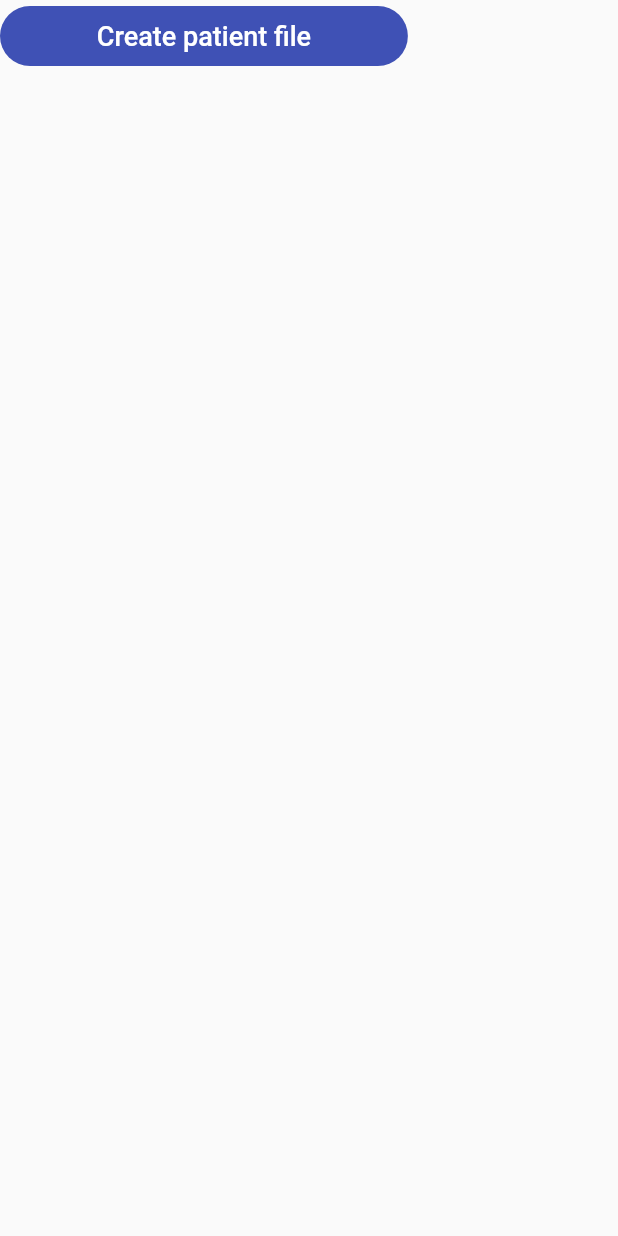
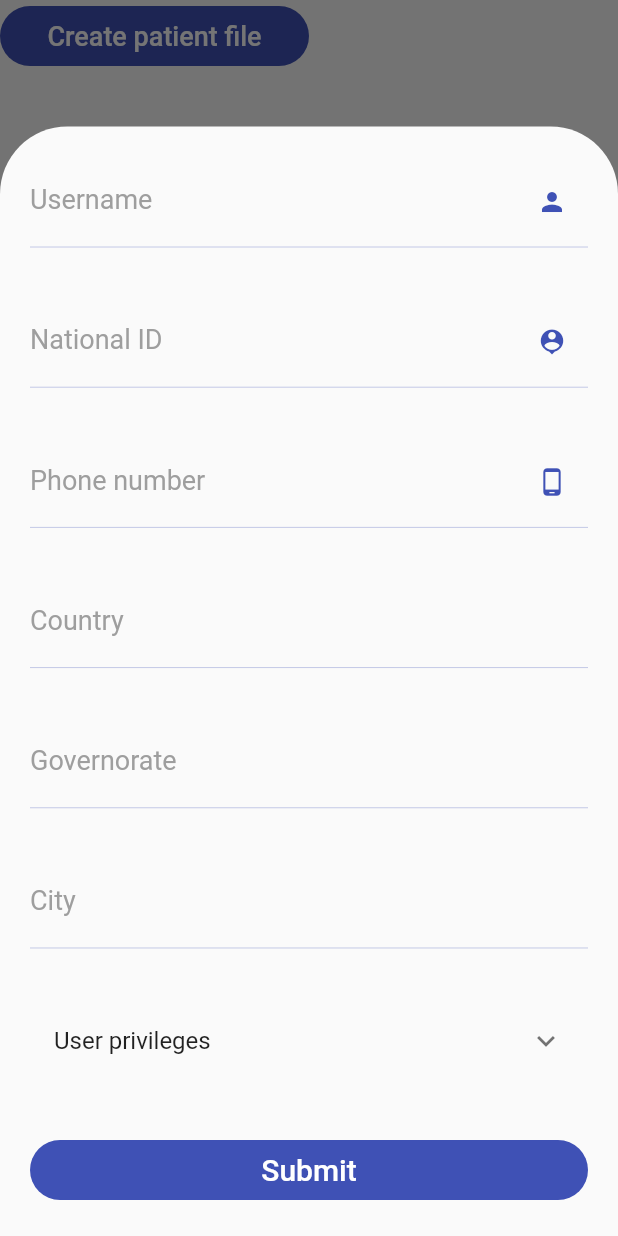
Before and after one commit to AbdullahOmaar/o_one_healthy, a Flutter app: the CustomButton widget shown alone on an empty page, opened directly, after a tap on "Create patient file", on a phone screen of 412 x 824 dp. Run offline on Flutter 3.47's test engine with Material 2 defaults, Android fonts, the phone set to English and light mode, and no system bars; our stand-ins replace easy_localization, firebase_core, firebase_database, flutter_riverpod; missing offline and left inert: search_page; accounts and stored records are empty.

Commit message:
implementing create user form

```diff
--- a/lib/common/custom_button.dart
+++ b/lib/common/custom_button.dart
@@ -1,11 +1,12 @@
+import 'package:app/common/widget_utils.dart';
 import 'package:flutter/material.dart';
 
-enum BtnWidth {oneThird ,twoThird , half , matchParent}
+enum CustomWidth {oneThird ,twoThird , half , matchParent}
 class CustomButton extends StatelessWidget {
   final String text;
   final VoidCallback onPressed ;
   final double fontSize;
-  final BtnWidth btnWidth;
+  final CustomWidth btnWidth;
   late double fullWidth;
   final IconData? icon;
   CustomButton({
@@ -21,7 +22,7 @@ class CustomButton extends StatelessWidget {
   Widget build(BuildContext context) {
      fullWidth =MediaQuery.of(context).size.width;
     return SizedBox(
-      width: getBtnWidth(),
+      width: getWidgetWidth(fullWidth,btnWidth),
       child: FilledButton(
         style: FilledButton.styleFrom(
           backgroundColor: Colors.indigo,
@@ -49,18 +50,5 @@ class CustomButton extends StatelessWidget {
       ),
     );
   }
-  double getBtnWidth(){
-    switch(btnWidth){
-      case BtnWidth.oneThird :
-        return fullWidth *0.33;
-      case BtnWidth.twoThird:
-        return fullWidth * 0.66;
-      case BtnWidth.half:
-        return fullWidth * 0.50;
-      case BtnWidth.matchParent:
-        return fullWidth ;
-      default :
-        return fullWidth;
-    }
-  }
+
 }
--- a/lib/common/custom_text_field/custom_text_field.dart
+++ b/lib/common/custom_text_field/custom_text_field.dart
@@ -1,4 +1,7 @@
 import 'package:flutter/material.dart';
+
+import '../custom_button.dart';
+import '../widget_utils.dart';
 
 class CustomTextField extends StatelessWidget {
   final TextEditingController controller;
@@ -6,15 +9,17 @@ class CustomTextField extends StatelessWidget {
   final Function? fieldSubmitted;
   final Function? validate;
   final String labelText;
-  final Function? onChanged;
+  final ValueChanged<String>? onChanged;
   final IconData? prefix;
   final Function? onTappedTextForm;
   final IconData? suffix;
   final bool isPassword;
+  late CustomWidth customWidth;
+  final Function? showPassword;
+  late double fullWidth;
 
-  final Function? showPassword;
 
-  const CustomTextField({
+  CustomTextField({
     Key? key,
     required this.controller,
     required this.inputType,
@@ -27,21 +32,27 @@ class CustomTextField extends StatelessWidget {
     this.suffix,
     required this.isPassword,
     this.showPassword,
+    this.customWidth =CustomWidth.matchParent,
   }) : super(key: key);
 
   @override
   Widget build(BuildContext context) {
-    return TextFormField(
+    fullWidth =MediaQuery.of(context).size.width;
+
+    return SizedBox(
+      width: getWidgetWidth(fullWidth,customWidth),
+      child: TextFormField(
         style: const TextStyle(color: Colors.grey),
         cursorColor: Colors.black,
         keyboardType: inputType,
         controller: controller,
+        onChanged: onChanged,
         validator: (String? value) {
-        validate!(value);
-        return null;
+          return validate!(value);
         },
         obscureText: isPassword,
         decoration: getInputDecoration(),
+      ),
     );
   }
 
--- a/lib/common/widget_utils.dart
+++ b/lib/common/widget_utils.dart
@@ -1,3 +1,4 @@
+import 'package:app/common/custom_button.dart';
 import 'package:flutter/cupertino.dart';
 import 'package:flutter/material.dart';
 import 'package:flutter_riverpod/flutter_riverpod.dart';
@@ -8,7 +9,7 @@ import '../screens/patients_files_search/view/patients_files_search.dart';
 import '../screens/patients_files_search/view_model/patients_files_search_view_model.dart';
 
 SizedBox getVerticalSpacerWidget(context) => SizedBox(
-      height: MediaQuery.of(context).size.height * 0.03,
+      height: MediaQuery.of(context).size.height * 0.04,
     );
 
 SearchPage<Patient> getSearchPage(WidgetRef ref, context,items) => SearchPage<Patient>(
@@ -41,3 +42,24 @@ SearchPage<Patient> getSearchPage(WidgetRef ref, context,items) => SearchPage<Pa
         patient: patient,
       ),
     );
+
+double getWidgetWidth(double fullWidth, CustomWidth customWidth){
+  switch(customWidth){
+    case CustomWidth.oneThird :
+      return fullWidth *0.33;
+    case CustomWidth.twoThird:
+      return fullWidth * 0.66;
+    case CustomWidth.half:
+      return fullWidth * 0.50;
+    case CustomWidth.matchParent:
+      return fullWidth ;
+    default :
+      return fullWidth;
+  }
+}
+Container getVerticalSpacerLine(double fullWidth, CustomWidth customWidth,Color color,double padding)=>Container(
+  padding: EdgeInsets.symmetric(horizontal: padding),
+  height: 1,
+  width: getWidgetWidth(fullWidth,customWidth),
+  color: color,
+);
--- /dev/null
+++ b/lib/screens/doctor_dashboard_screen/models/user_data_model.dart
@@ -0,0 +1,119 @@
+class User {
+   String name;
+   String phoneNumber;
+   String uid;
+  Address? address;
+  CreatedBy? createdBy;
+  Privileges privileges;
+
+  User({
+    required this.name,
+    required this.phoneNumber,
+    required this.uid,
+    required this.privileges,
+    this.address,
+    this.createdBy,
+  });
+
+  factory User.fromJson(Map<String, dynamic> json) => User(
+        name: json['name'],
+        phoneNumber: json['phone_number'],
+        uid: json['uid'],
+        privileges: Privileges.fromJson(json['privileges']),
+        address:
+            json['address'] != null ? Address.fromJson(json['address']) : null,
+        createdBy: json['created_by'] != null
+            ? CreatedBy.fromJson(json['created_by'])
+            : null,
+      );
+
+  Map<String, dynamic> toJson() => {
+        "name": name,
+        "phone_number": phoneNumber,
+        "uid": uid,
+        "address": address?.toJson(),
+        "created_by": createdBy?.toJson(),
+        "privileges": privileges.toJson(),
+      };
+}
+
+class Address {
+   String country;
+   String governorate;
+   String city;
+
+  Address(
+      {required this.country, required this.governorate, required this.city});
+
+  factory Address.fromJson(Map<String, dynamic> json) => Address(
+        country: json['country'],
+        governorate: json['phone_number'],
+        city: json['city'],
+      );
+
+  Map<String, dynamic> toJson() => {
+        "country": country,
+        "phone_number": governorate,
+        "city": city,
+      };
+}
+
+class CreatedBy {
+   String creatorName;
+   String creatorUid;
+   String createdDate;
+
+  CreatedBy(
+      {required this.creatorName,
+      required this.creatorUid,
+      required this.createdDate});
+
+  factory CreatedBy.fromJson(Map<String, dynamic> json) => CreatedBy(
+        creatorName: json['creator_name'],
+        creatorUid: json['creator_uid'],
+        createdDate: json['created_date'],
+      );
+
+  Map<String, dynamic> toJson() => {
+        "creator_name": creatorName,
+        "creator_uid": creatorUid,
+        "created_date": createdDate,
+      };
+}
+
+class Privileges {
+   bool hasAdsPrivileges;
+   bool isAdmin;
+   bool isClinic;
+   bool isDoctor;
+   bool isLaboratory;
+   bool isPharmacy;
+
+
+  Privileges({
+    required this.hasAdsPrivileges,
+    required this.isAdmin,
+    required this.isClinic,
+    required this.isDoctor,
+    required this.isLaboratory,
+    required this.isPharmacy,
+  });
+
+  factory Privileges.fromJson(Map<String, dynamic> json) => Privileges(
+        hasAdsPrivileges: json['hasAdsPrivileges'],
+        isAdmin: json['isAdmin'],
+        isClinic: json['isClinic'],
+        isDoctor: json['isDoctor'],
+        isLaboratory: json['isLaboratory'],
+        isPharmacy: json['isPharmacy'],
+      );
+
+  Map<String, dynamic> toJson() => {
+        "hasAdsPrivileges": hasAdsPrivileges,
+        "isAdmin": isAdmin,
+        "isClinic": isClinic,
+        "isDoctor": isDoctor,
+        "isLaboratory": isLaboratory,
+        "isPharmacy": isPharmacy,
+      };
+}
--- /dev/null
+++ b/lib/screens/doctor_dashboard_screen/repository/doctor_dashboard_repository.dart
@@ -0,0 +1,31 @@
+
+import 'package:firebase_database/firebase_database.dart';
+import 'package:flutter_riverpod/flutter_riverpod.dart';
+
+import '../models/user_data_model.dart';
+
+abstract class IDoctorDashboardRepo {
+  Future<void> createUser(User user);
+}
+
+final  doctorDashboardRepositoryProvider = Provider((ref) => DoctorDashboardRepo());
+
+class DoctorDashboardRepo extends IDoctorDashboardRepo {
+  @override
+  Future<void> createUser(User user) async{
+    await _writeNewUser(user);
+  }
+
+  Future<void> _writeNewUser(User user) async {
+    // Get a key for a new Post.
+    final newPostKey =
+        FirebaseDatabase.instance.ref().child('posts').push().key;
+
+    // Write the new post's data simultaneously in the posts list and the
+    // user's post list.
+    final Map<String, Map> updates = {};
+    updates['/users/${user.uid}'] = user.toJson();
+
+    return await FirebaseDatabase.instance.ref().update(updates);
+  }
+}
--- /dev/null
+++ b/lib/screens/doctor_dashboard_screen/view/widgets/create_user_form.dart
@@ -0,0 +1,258 @@
+import 'package:app/common/custom_button.dart';
+import 'package:app/common/custom_text_field/custom_text_field.dart';
+import 'package:flutter/material.dart';
+import 'package:flutter_riverpod/flutter_riverpod.dart';
+
+import '../../../../common/widget_utils.dart';
+import '../../models/user_data_model.dart';
+import '../../view_model/dashboard_view_model.dart';
+
+class CreateUserForm extends ConsumerStatefulWidget {
+  const CreateUserForm({super.key});
+
+  @override
+  ConsumerState<ConsumerStatefulWidget> createState() => _CreateUserFormState();
+}
+
+class _CreateUserFormState extends ConsumerState<CreateUserForm> {
+  TextEditingController usernameTextEditingController = TextEditingController();
+  TextEditingController uidEditingController = TextEditingController();
+  TextEditingController phoneNumberEditingController = TextEditingController();
+  TextEditingController countryEditingController = TextEditingController();
+  TextEditingController governorateEditingController = TextEditingController();
+  TextEditingController cityEditingController = TextEditingController();
+  late CheckboxListTile hasAdsPrivilegesCheckBox;
+  late CheckboxListTile isAdminCheckBox;
+  late CheckboxListTile isClinicCheckBox;
+  late CheckboxListTile isDoctorCheckBox;
+  late CheckboxListTile isLaboratoryCheckBox;
+  late CheckboxListTile isPharmacyCheckBox;
+  late double fullWidth;
+  final formKey = GlobalKey<FormState>();
+
+  User user = User(
+      name: '',
+      phoneNumber: '',
+      uid: '1',
+      address: Address(city: 'v', country: 'c', governorate: 'g'),
+      createdBy: CreatedBy(createdDate: "", creatorName: "", creatorUid: ''),
+      privileges: Privileges(
+        hasAdsPrivileges: false,
+        isAdmin: false,
+        isClinic: false,
+        isDoctor: false,
+        isLaboratory: false,
+        isPharmacy: false,
+      ));
+
+  @override
+  Widget build(BuildContext context) {
+    fullWidth = MediaQuery.of(context).size.width;
+
+    initCheckBoxes();
+    return Form(
+      key: formKey,
+      child: Padding(
+        padding:
+            EdgeInsets.only(bottom: MediaQuery.of(context).viewInsets.bottom),
+        child: ListView(
+          shrinkWrap: true,
+          padding: const EdgeInsets.all(20),
+
+          // mainAxisSize: MainAxisSize.min,
+          children: [
+            CustomTextField(
+              controller: usernameTextEditingController,
+              inputType: TextInputType.text,
+              labelText: 'Username',
+              isPassword: false,
+              suffix: Icons.person,
+              validate: (String value) {
+                if (value.isEmpty) {
+                  return 'Please enter valid name';
+                }
+                return null;
+              },
+              onChanged: (val) {
+                user.name = val;
+              },
+            ),
+            getVerticalSpacerWidget(context),
+            CustomTextField(
+              controller: uidEditingController,
+              inputType: TextInputType.number,
+              labelText: 'National ID',
+              isPassword: false,
+              suffix: Icons.person_pin,
+              validate: (String value) {
+                if (value.isEmpty) {
+                  return 'Please enter valid ID';
+                }
+                return null;
+              },
+              onChanged: (val) {
+                user.uid = val;
+              },
+            ),
+            getVerticalSpacerWidget(context),
+            CustomTextField(
+              controller: phoneNumberEditingController,
+              inputType: TextInputType.phone,
+              labelText: 'Phone number',
+              isPassword: false,
+              suffix: Icons.phone_android,
+              validate: (String value) {
+                if (value.isEmpty) {
+                  return 'Please enter phone number';
+                }
+                return null;
+              },
+              onChanged: (val) {
+                user.phoneNumber = val;
+              },
+            ),
+            getVerticalSpacerWidget(context),
+            CustomTextField(
+              controller: countryEditingController,
+              inputType: TextInputType.text,
+              labelText: 'Country',
+              isPassword: false,
+              validate: (String value) {
+                if (value.isEmpty) {
+                  return 'Country can not be empty';
+                }
+                return null;
+              },
+              onChanged: (value) {
+                user.address?.country = value;
+              },
+            ),
+            getVerticalSpacerWidget(context),
+            CustomTextField(
+              controller: governorateEditingController,
+              inputType: TextInputType.text,
+              labelText: 'Governorate',
+              isPassword: false,
+              validate: (String value) {
+                if (value.isEmpty) {
+                  return 'Governorate can not be empty';
+                }
+                return null;
+              },
+              onChanged: (val) {
+                user.address?.governorate = val;
+              },
+            ),
+            getVerticalSpacerWidget(context),
+            CustomTextField(
+              controller: cityEditingController,
+              inputType: TextInputType.text,
+              labelText: 'City',
+              isPassword: false,
+              validate: (String value) {
+                if (value.isEmpty) {
+                  return 'City can not be empty';
+                }
+                return null;
+              },
+              onChanged: (value) {
+                user.address?.city = value;
+              },
+            ),
+            getVerticalSpacerWidget(context),
+            ExpansionTile(title: const Text('User privileges'), children: [
+              hasAdsPrivilegesCheckBox,
+              getVerticalSpacerLine(
+                  fullWidth, CustomWidth.matchParent, Colors.grey.shade300, 30),
+              isAdminCheckBox,
+              getVerticalSpacerLine(
+                  fullWidth, CustomWidth.matchParent, Colors.grey.shade300, 30),
+              isClinicCheckBox,
+              getVerticalSpacerLine(
+                  fullWidth, CustomWidth.matchParent, Colors.grey.shade300, 30),
+              isDoctorCheckBox,
+              getVerticalSpacerLine(
+                  fullWidth, CustomWidth.matchParent, Colors.grey.shade300, 30),
+              isLaboratoryCheckBox,
+              getVerticalSpacerLine(
+                  fullWidth, CustomWidth.matchParent, Colors.grey.shade300, 30),
+              isPharmacyCheckBox,
+            ]),
+            getVerticalSpacerWidget(context),
+            ref.watch(dashboardViewModelProvider).isCreated
+                ? CustomButton(
+                    onPressed: () {
+                      if (formKey.currentState!.validate()) {
+                        ref
+                            .read(dashboardViewModelProvider.notifier)
+                            .postNewUser(user);
+                      }
+                    },
+                    text: 'Submit',
+                    fontSize: 20,
+                    btnWidth: CustomWidth.half,
+                  )
+                : const CircularProgressIndicator()
+          ],
+        ),
+      ),
+    );
+  }
+
+  void initCheckBoxes() {
+    hasAdsPrivilegesCheckBox = CheckboxListTile(
+      onChanged: (bool? value) {
+        setState(() {
+          user.privileges.hasAdsPrivileges = value!;
+        });
+      },
+      value: user.privileges.hasAdsPrivileges,
+      title: const Text('Can hire Ads ?'),
+    );
+    isAdminCheckBox = CheckboxListTile(
+      onChanged: (bool? value) {
+        setState(() {
+          user.privileges.isAdmin = value!;
+        });
+      },
+      value: user.privileges.isAdmin,
+      title: const Text('is admin ?'),
+    );
+    isClinicCheckBox = CheckboxListTile(
+      onChanged: (bool? value) {
+        setState(() {
+          user.privileges.isClinic = value!;
+        });
+      },
+      value: user.privileges.isClinic,
+      title: const Text('is clinic ?'),
+    );
+    isDoctorCheckBox = CheckboxListTile(
+      onChanged: (bool? value) {
+        setState(() {
+          user.privileges.isDoctor = value!;
+        });
+      },
+      value: user.privileges.isDoctor,
+      title: const Text('is doctor ?'),
+    );
+    isLaboratoryCheckBox = CheckboxListTile(
+      onChanged: (bool? value) {
+        setState(() {
+          user.privileges.isLaboratory = value!;
+        });
+      },
+      value: user.privileges.isLaboratory,
+      title: const Text('is laboratory ?'),
+    );
+    isPharmacyCheckBox = CheckboxListTile(
+      onChanged: (bool? value) {
+        setState(() {
+          user.privileges.isPharmacy = value!;
+        });
+      },
+      value: user.privileges.isPharmacy,
+      title: const Text('is pharmacy ?'),
+    );
+  }
+}
--- a/lib/screens/patients_files_search/view/patients_files_search.dart
+++ b/lib/screens/patients_files_search/view/patients_files_search.dart
@@ -52,7 +52,7 @@ class PatientCard extends StatelessWidget {
                             ///TODO handle password Validation
                           },
                           text: 'Enter',
-                          btnWidth: BtnWidth.oneThird),
+                          btnWidth: CustomWidth.oneThird),
 
                     ],
                   )
--- a/pubspec.yaml
+++ b/pubspec.yaml
@@ -42,6 +42,7 @@ dependencies:
   riverpod: ^2.3.6
   firebase_database: ^10.1.2
   cloud_firestore: ^4.6.0
+#  multiselect: ^0.1.0
 
 dev_dependencies:
   flutter_test:
```
Also changed, not shown: lib/screens/doctor_dashboard_screen/view/doctor_dashboard_screen.dart (+38 -12 lines), lib/screens/doctor_dashboard_screen/view_model/dashboard_view_model.dart (added, +40 -0 lines), lib/screens/login/view/login_screen.dart (+3 -12 lines), pubspec.lock. Lines whose indentation alone changed are shown as unchanged.
